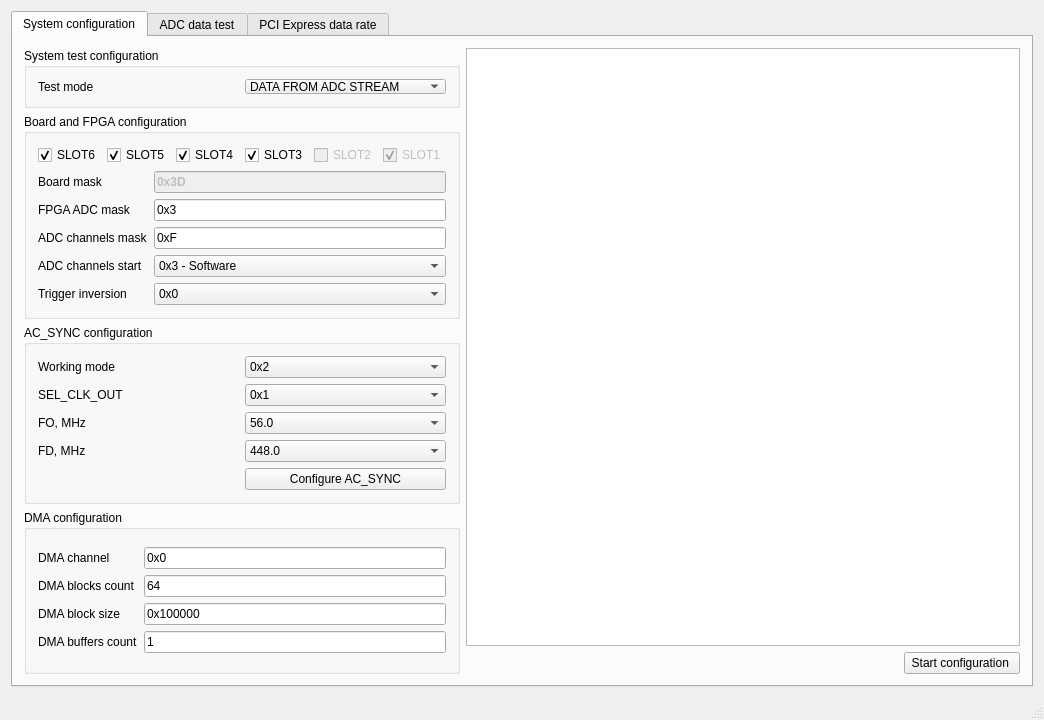
This is gui/mainwindow.ui in karakozov/mainstream as Qt 5 draws it before an edit. The edited form follows.
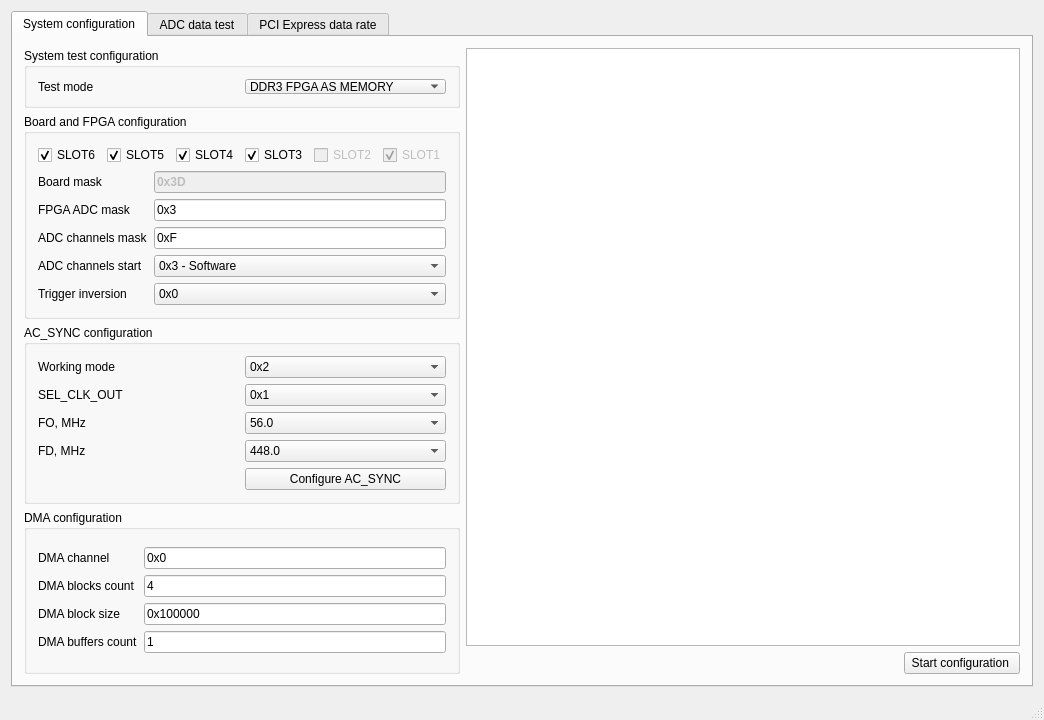
This is the edited form.

The edit to the form file:
```diff
--- a/gui/mainwindow.ui
+++ b/gui/mainwindow.ui
@@ -64,7 +64,7 @@
                <item row="0" column="1">
                 <widget class="QComboBox" name="cbTestMode">
                  <property name="currentIndex">
-                  <number>0</number>
+                  <number>1</number>
                  </property>
                  <item>
                   <property name="text">
@@ -468,7 +468,7 @@
                <item row="1" column="1">
                 <widget class="QLineEdit" name="leDmaBlocksCount">
                  <property name="text">
-                  <string>64</string>
+                  <string>4</string>
                  </property>
                 </widget>
                </item>
```
